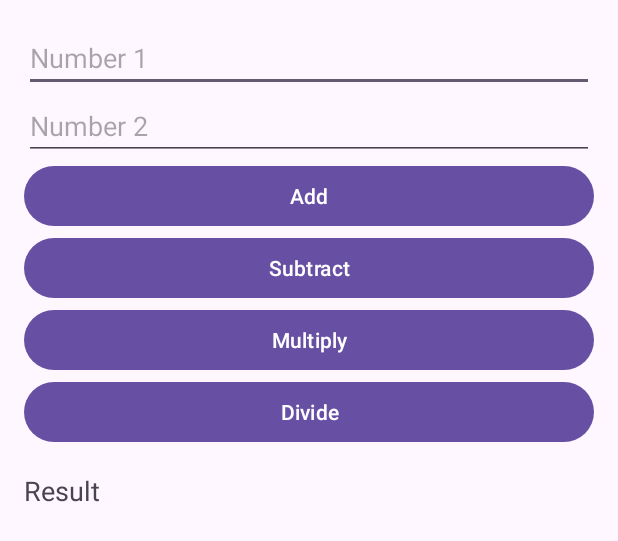
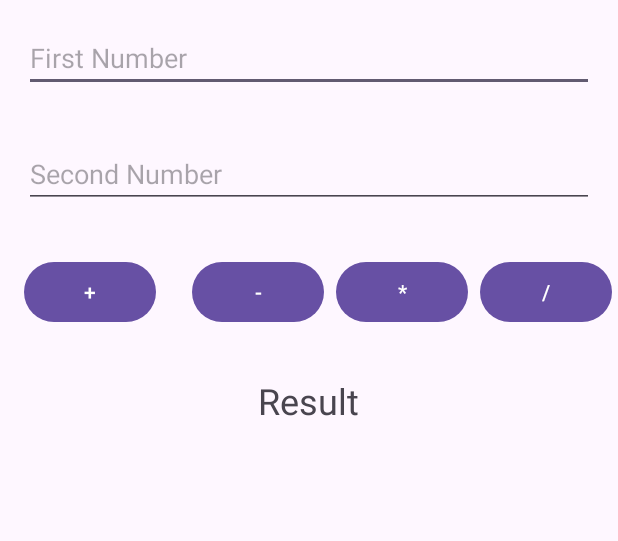
Before and after one commit to VRJayasri/PRODIGY_AD_01, an Android app: the layout activity_main.xml on its own in the app's theme, with its tools: preview values and no code run, on a phone screen of 412 x 824 dp. Shown: the top 541 px of the screen. Run offline under Robolectric (Android 15) with nearby library versions, the phone set to English and light mode, and no system bars.

```diff
--- a/app/src/main/res/layout/activity_main.xml
+++ b/app/src/main/res/layout/activity_main.xml
@@ -1,54 +1,71 @@
 <?xml version="1.0" encoding="utf-8"?>
-<LinearLayout xmlns:android="http://schemas.android.com/apk/res/android"
+<RelativeLayout xmlns:android="http://schemas.android.com/apk/res/android"
+    xmlns:tools="http://schemas.android.com/tools"
     android:layout_width="match_parent"
     android:layout_height="match_parent"
-    android:orientation="vertical"
-    android:padding="16dp">
+    tools:context=".MainActivity">
 
     <EditText
-        android:id="@+id/editTextNumber1"
+        android:id="@+id/etFirstNumber"
         android:layout_width="match_parent"
         android:layout_height="wrap_content"
+        android:hint="First Number"
         android:inputType="numberDecimal"
-        android:hint="Number 1" />
+        android:layout_margin="16dp"/>
 
     <EditText
-        android:id="@+id/editTextNumber2"
+        android:id="@+id/etSecondNumber"
         android:layout_width="match_parent"
         android:layout_height="wrap_content"
+        android:hint="Second Number"
         android:inputType="numberDecimal"
-        android:hint="Number 2" />
+        android:layout_below="@id/etFirstNumber"
+        android:layout_margin="16dp"/>
 
     <Button
-        android:id="@+id/buttonAdd"
-        android:layout_width="match_parent"
+        android:id="@+id/btnAdd"
+        android:layout_width="wrap_content"
         android:layout_height="wrap_content"
-        android:text="Add" />
+        android:text="+"
+        android:layout_below="@id/etSecondNumber"
+        android:layout_margin="16dp"
+        android:layout_alignParentStart="true"/>
 
     <Button
-        android:id="@+id/buttonSubtract"
-        android:layout_width="match_parent"
+        android:id="@+id/btnSubtract"
+        android:layout_width="wrap_content"
         android:layout_height="wrap_content"
-        android:text="Subtract" />
+        android:text="-"
+        android:layout_toEndOf="@id/btnAdd"
+        android:layout_alignTop="@id/btnAdd"
+        android:layout_marginStart="8dp"/>
 
     <Button
-        android:id="@+id/buttonMultiply"
-        android:layout_width="match_parent"
+        android:id="@+id/btnMultiply"
+        android:layout_width="wrap_content"
         android:layout_height="wrap_content"
-        android:text="Multiply" />
+        android:text="*"
+        android:layout_toEndOf="@id/btnSubtract"
+        android:layout_alignTop="@id/btnAdd"
+        android:layout_marginStart="8dp"/>
 
     <Button
-        android:id="@+id/buttonDivide"
-        android:layout_width="match_parent"
+        android:id="@+id/btnDivide"
+        android:layout_width="wrap_content"
         android:layout_height="wrap_content"
-        android:text="Divide" />
+        android:text="/"
+        android:layout_toEndOf="@id/btnMultiply"
+        android:layout_alignTop="@id/btnAdd"
+        android:layout_marginStart="8dp"/>
 
     <TextView
-        android:id="@+id/textViewResult"
-        android:layout_width="match_parent"
+        android:id="@+id/tvResult"
+        android:layout_width="wrap_content"
         android:layout_height="wrap_content"
         android:text="Result"
-        android:textSize="18sp"
-        android:layout_marginTop="16dp" />
+        android:textSize="24sp"
+        android:layout_below="@id/btnAdd"
+        android:layout_centerHorizontal="true"
+        android:layout_marginTop="16dp"/>
 
-</LinearLayout>
+</RelativeLayout>
```
Also changed, not shown: app/src/main/java/com/example/simplecalculator_01/MainActivity.java (+29 -28 lines).
